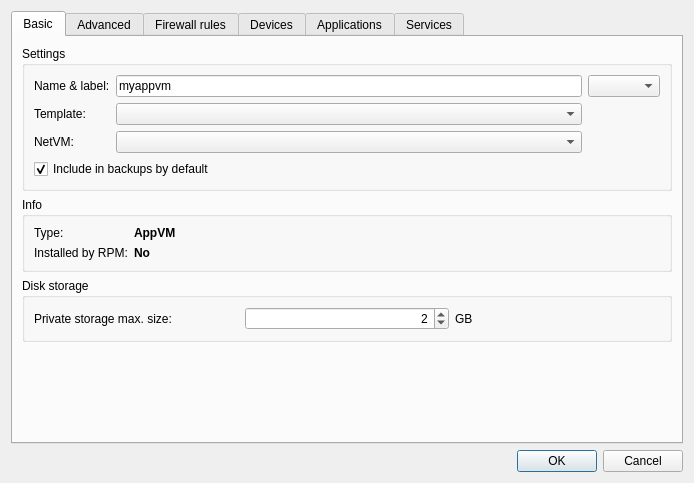
First picture: the form in settingsdlg.ui, repository QubesOS/qubes-manager, before the edit.
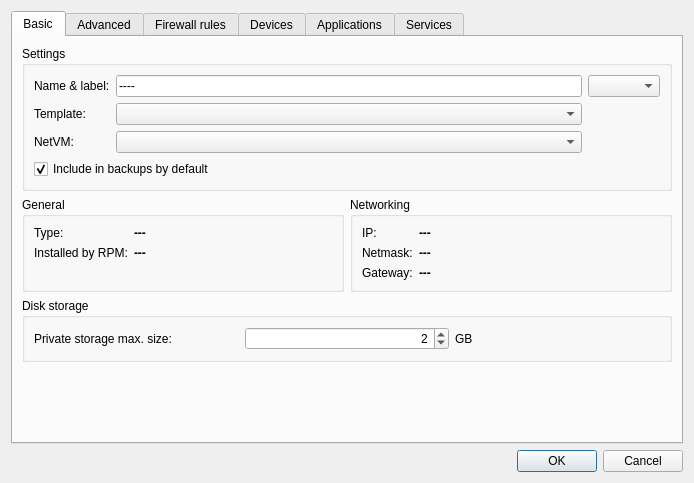
Second picture: the form after the edit. Icons and pictures are not drawn.

Commit message: Networking info displayed in settings basic tab (ticket #463).

Patch:
```diff
--- a/settingsdlg.ui
+++ b/settingsdlg.ui
@@ -38,8 +38,8 @@
         <attribute name="title">
          <string>Basic</string>
         </attribute>
-        <layout class="QVBoxLayout" name="verticalLayout_2">
-         <item>
+        <layout class="QGridLayout" name="gridLayout_11">
+         <item row="0" column="0" colspan="2">
           <widget class="QGroupBox" name="groupBox_3">
            <property name="title">
             <string>Settings</string>
@@ -55,7 +55,7 @@
             <item row="0" column="1">
              <widget class="QLineEdit" name="vmname">
               <property name="text">
-               <string>myappvm</string>
+               <string>----</string>
               </property>
              </widget>
             </item>
@@ -102,18 +102,15 @@
            </layout>
           </widget>
          </item>
-         <item>
+         <item row="1" column="0">
           <widget class="QGroupBox" name="groupBox_4">
            <property name="enabled">
             <bool>true</bool>
            </property>
            <property name="title">
-            <string>Info</string>
+            <string>General</string>
            </property>
            <layout class="QFormLayout" name="formLayout_4">
-            <property name="fieldGrowthPolicy">
-             <enum>QFormLayout::AllNonFixedFieldsGrow</enum>
-            </property>
             <item row="0" column="0">
              <widget class="QLabel" name="label_13">
               <property name="text">
@@ -130,7 +127,7 @@
                </font>
               </property>
               <property name="text">
-               <string>AppVM</string>
+               <string>---</string>
               </property>
              </widget>
             </item>
@@ -150,14 +147,14 @@
                </font>
               </property>
               <property name="text">
-               <string>No</string>
+               <string>---</string>
               </property>
              </widget>
             </item>
            </layout>
           </widget>
          </item>
-         <item>
+         <item row="2" column="0" colspan="2">
           <widget class="QGroupBox" name="groupBox">
            <property name="enabled">
             <bool>true</bool>
@@ -199,7 +196,7 @@
            </layout>
           </widget>
          </item>
-         <item>
+         <item row="3" column="0">
           <spacer name="verticalSpacer">
            <property name="orientation">
             <enum>Qt::Vertical</enum>
@@ -212,6 +209,75 @@
            </property>
           </spacer>
          </item>
+         <item row="1" column="1">
+          <widget class="QGroupBox" name="networking_groupbox">
+           <property name="title">
+            <string>Networking</string>
+           </property>
+           <layout class="QFormLayout" name="formLayout_3">
+            <item row="0" column="0">
+             <widget class="QLabel" name="label_10">
+              <property name="text">
+               <string>IP:</string>
+              </property>
+             </widget>
+            </item>
+            <item row="0" column="1">
+             <widget class="QLabel" name="ip_label">
+              <property name="font">
+               <font>
+                <weight>75</weight>
+                <bold>true</bold>
+               </font>
+              </property>
+              <property name="text">
+               <string>---</string>
+              </property>
+             </widget>
+            </item>
+            <item row="1" column="0">
+             <widget class="QLabel" name="label_11">
+              <property name="text">
+               <string>Netmask:</string>
+              </property>
+             </widget>
+            </item>
+            <item row="1" column="1">
+             <widget class="QLabel" name="netmask_label">
+              <property name="font">
+               <font>
+                <weight>75</weight>
+                <bold>true</bold>
+               </font>
+              </property>
+              <property name="text">
+               <string>---</string>
+              </property>
+             </widget>
+            </item>
+            <item row="2" column="0">
+             <widget class="QLabel" name="label_12">
+              <property name="text">
+               <string>Gateway:</string>
+              </property>
+             </widget>
+            </item>
+            <item row="2" column="1">
+             <widget class="QLabel" name="gateway_label">
+              <property name="font">
+               <font>
+                <weight>75</weight>
+                <bold>true</bold>
+               </font>
+              </property>
+              <property name="text">
+               <string>---</string>
+              </property>
+             </widget>
+            </item>
+           </layout>
+          </widget>
+         </item>
         </layout>
        </widget>
        <widget class="QWidget" name="advanced_tab">
```
The commit also changes 1 other file.
